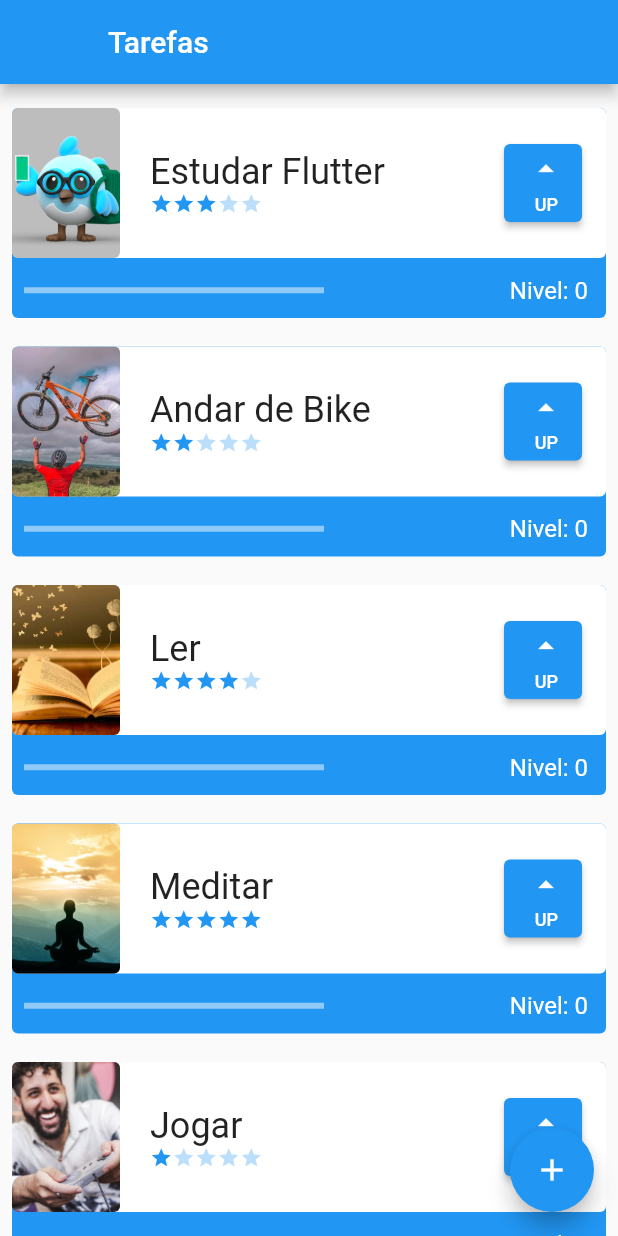
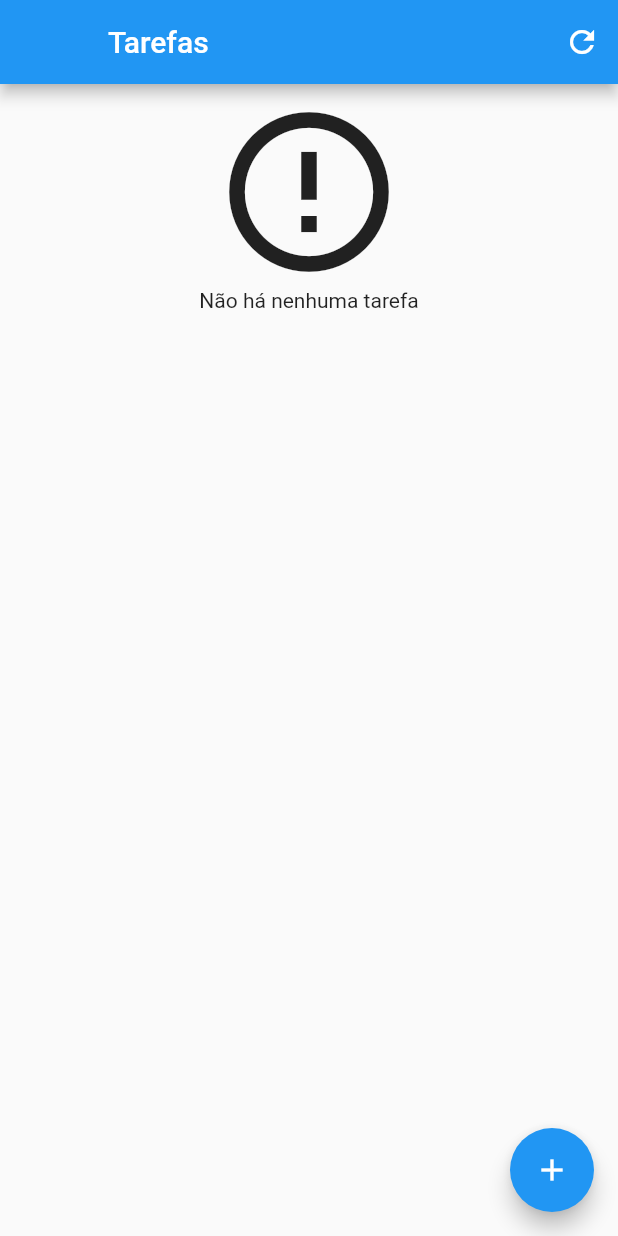
Before and after one commit to lucasvini382/flutter-alura-01, a Flutter app: the screen it shows after launch, on a phone screen of 412 x 824 dp. Run offline on Flutter 3.47's test engine with Material 2 defaults, Android fonts, the phone set to English and light mode, and no system bars; our stand-ins replace sqflite; accounts and stored records are empty.

```diff
--- a/lib/components/tasks.dart
+++ b/lib/components/tasks.dart
@@ -1,20 +1,21 @@
 import 'package:alura_flutter_curso_1/components/difficulty.dart';
+import 'package:alura_flutter_curso_1/data/task_dao.dart';
 import 'package:flutter/material.dart';
 
-class Tasks extends StatefulWidget {
+class Task extends StatefulWidget {
   final String nome;
   final String foto;
   final int dificuldade;
 
-  Tasks(this.nome, this.foto, this.dificuldade, {Key? key}) : super(key: key);
+  Task(this.nome, this.foto, this.dificuldade, {Key? key}) : super(key: key);
 
   int nivel = 0;
 
   @override
-  State<Tasks> createState() => _TasksState();
+  State<Task> createState() => _TaskState();
 }
 
-class _TasksState extends State<Tasks> {
+class _TaskState extends State<Task> {
   bool assetOrNetwork() {
     if (widget.foto.contains('http')) {
       return false;
@@ -92,6 +93,9 @@ class _TasksState extends State<Tasks> {
                         height: 52,
                         width: 52,
                         child: ElevatedButton(
+                          onLongPress: () {
+                            TaskDao().delete(widget.nome);
+                          },
                           onPressed: () {
                             setState(() {
                               widget.nivel++;
--- /dev/null
+++ b/lib/data/task_dao.dart
@@ -0,0 +1,76 @@
+import 'package:alura_flutter_curso_1/components/tasks.dart';
+import 'package:alura_flutter_curso_1/data/database.dart';
+import 'package:sqflite/sqflite.dart';
+
+class TaskDao {
+  static const String tableSql = 'CREATE TABLE $_tableName('
+      '$_name TEXT, '
+      '$_difficulty INTEGER, '
+      '$_image TEXT)';
+
+  static const String _tableName = 'taskTable';
+  static const String _name = 'name';
+  static const String _difficulty = 'difficulty';
+  static const String _image = 'image';
+
+  save(Task task) async {
+    final Database database = await getDatabase();
+    var itemExists = await find(task.nome);
+    Map<String, dynamic> taskMap = toMap(task);
+    if (itemExists.isEmpty) {
+      return await database.insert(
+        _tableName,
+        taskMap,
+      );
+    } else {
+      return await database.update(
+        _tableName,
+        taskMap,
+        where: '$_name = ?',
+        whereArgs: [task.nome],
+      );
+    }
+  }
+
+  Map<String, dynamic> toMap(Task task) {
+    final Map<String, dynamic> taskMap = {};
+    taskMap[_name] = task.nome;
+    taskMap[_image] = task.foto;
+    taskMap[_difficulty] = task.dificuldade;
+    return taskMap;
+  }
+
+  Future<List<Task>> findAll() async {
+    final Database database = await getDatabase();
+    final List<Map<String, dynamic>> result = await database.query(_tableName);
+    return toList(result);
+  }
+
+  List<Task> toList(List<Map<String, dynamic>> taskMap) {
+    final List<Task> tasks = [];
+    for (Map<String, dynamic> line in taskMap) {
+      Task task = Task(line[_name], line[_image], line[_difficulty]);
+      tasks.add(task);
+    }
+    return tasks;
+  }
+
+  Future<List<Task>> find(String taskName) async {
+    final Database database = await getDatabase();
+    final List<Map<String, dynamic>> result = await database.query(
+      _tableName,
+      where: '$_name = ?',
+      whereArgs: [taskName],
+    );
+    return toList(result);
+  }
+
+  delete(String taskName) async {
+    final Database database = await getDatabase();
+    return database.delete(
+      _tableName,
+      where: '$_name = ?',
+      whereArgs: [taskName],
+    );
+  }
+}
--- a/lib/data/task_inherited.dart
+++ b/lib/data/task_inherited.dart
@@ -7,17 +7,17 @@ class TaskInherited extends InheritedWidget {
     required Widget child,
   }) : super(key: key, child: child);
 
-  final List<Tasks> taskList = [
-    Tasks('Estudar Flutter', 'assets/images/dash.png', 3),
-    Tasks('Andar de Bike', 'assets/images/bike.webp', 2),
-    Tasks('Ler', 'assets/images/livro.jpg', 4),
-    Tasks('Meditar', 'assets/images/meditar.jpeg', 5),
-    Tasks('Jogar', 'assets/images/jogar.jpg', 1),
+  final List<Task> taskList = [
+    Task('Estudar Flutter', 'assets/images/dash.png', 3),
+    Task('Andar de Bike', 'assets/images/bike.webp', 2),
+    Task('Ler', 'assets/images/livro.jpg', 4),
+    Task('Meditar', 'assets/images/meditar.jpeg', 5),
+    Task('Jogar', 'assets/images/jogar.jpg', 1),
   ];
 
   void newTask(String name, String photo, int difficulty) {
     taskList.add(
-      Tasks(name, photo, difficulty),
+      Task(name, photo, difficulty),
     );
   }
 
--- a/lib/screens/initial_screen.dart
+++ b/lib/screens/initial_screen.dart
@@ -1,4 +1,5 @@
-import 'package:alura_flutter_curso_1/data/task_inherited.dart';
+import 'package:alura_flutter_curso_1/components/tasks.dart';
+import 'package:alura_flutter_curso_1/data/task_dao.dart';
 import 'package:alura_flutter_curso_1/screens/form_screen.dart';
 import 'package:flutter/material.dart';
 
@@ -16,10 +17,73 @@ class _InitialScreenState extends State<InitialScreen> {
       appBar: AppBar(
         title: const Text('Tarefas'),
         leading: Container(),
+        actions: [
+          IconButton(onPressed: () {setState(() {});}, icon: const Icon(Icons.refresh))
+        ],
       ),
-      body: ListView(
+      body: Padding(
         padding: const EdgeInsets.only(top: 8, bottom: 70),
-        children: TaskInherited.of(context).taskList,
+        child: FutureBuilder<List<Task>>(
+          future: TaskDao().findAll(),
+          builder: (context, snapshot) {
+            List<Task>? items = snapshot.data;
+            switch (snapshot.connectionState) {
+              case ConnectionState.none:
+                return Center(
+                  child: Column(
+                    children: const [
+                      CircularProgressIndicator(),
+                      Text('Carregando')
+                    ],
+                  ),
+                );
+              case ConnectionState.waiting:
+                Center(
+                  child: Column(
+                    children: const [
+                      CircularProgressIndicator(),
+                      Text('Carregando')
+                    ],
+                  ),
+                );
+                break;
+              case ConnectionState.active:
+                Center(
+                  child: Column(
+                    children: const [
+                      CircularProgressIndicator(),
+                      Text('Carregando')
+                    ],
+                  ),
+                );
+                break;
+              case ConnectionState.done:
+                if (snapshot.hasData && items != null) {
+                  if (items.isNotEmpty) {
+                    return ListView.builder(
+                        itemCount: items.length,
+                        itemBuilder: (BuildContext context, int index) {
+                          final Task task = items[index];
+                          return task;
+                        });
+                  }
+                  return Center(
+                    child: Column(
+                      children: const [
+                        Icon(
+                          Icons.error_outline,
+                          size: 128,
+                        ),
+                        Text('Não há nenhuma tarefa')
+                      ],
+                    ),
+                  );
+                }
+                return const Text('Erro ao carregar Tarefas');
+            }
+            return const Text('Erro desconhecido');
+          },
+        ),
       ),
       floatingActionButton: FloatingActionButton(
         onPressed: () {
@@ -30,7 +94,9 @@ class _InitialScreenState extends State<InitialScreen> {
                 taskContext: context,
               ),
             ),
-          );
+          ).then((value) => setState(() {
+                print('Recarregando a tela inicial');
+              }));
         },
         child: const Icon(Icons.add),
       ),
--- a/pubspec.yaml
+++ b/pubspec.yaml
@@ -34,6 +34,7 @@ dependencies:
   # The following adds the Cupertino Icons font to your application.
   # Use with the CupertinoIcons class for iOS style icons.
   cupertino_icons: ^1.0.2
+  sqflite: ^2.2.2
 
 dev_dependencies:
   flutter_test:
```
Also changed, not shown: lib/data/database.dart (added, +10 -0 lines), lib/screens/form_screen.dart (+5 -4 lines), pubspec.lock, 6 other files.
